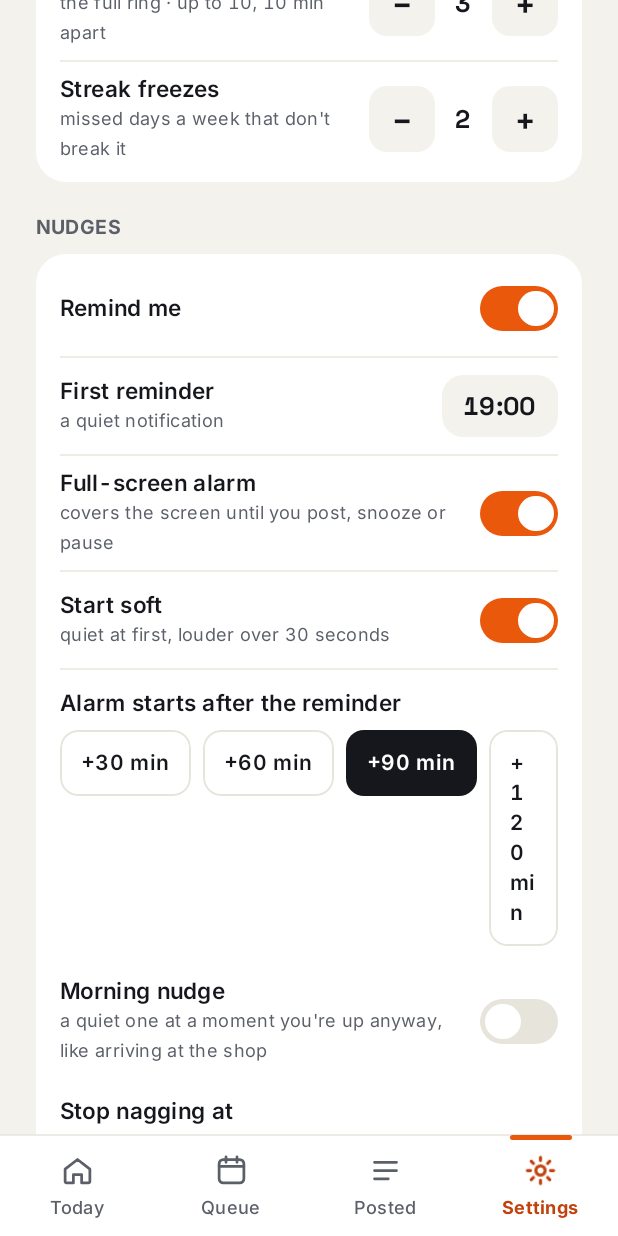
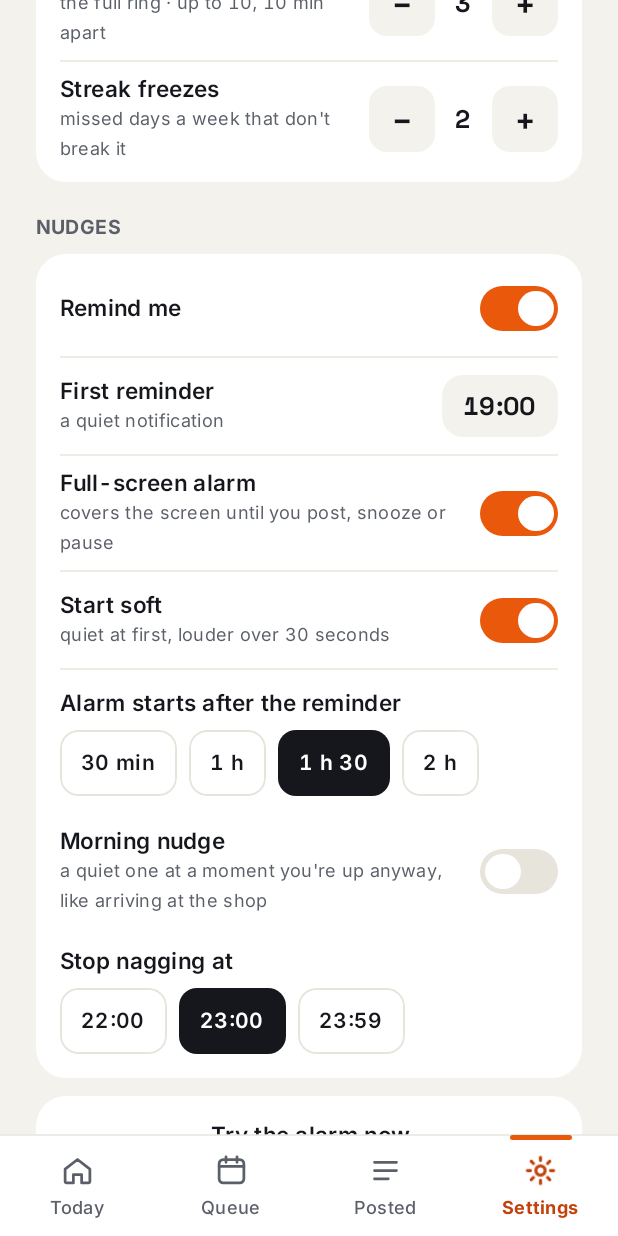
Before and after one commit to techmare/midox-poster, an Android app built with Jetpack Compose: the screen it shows after launch (MainActivity), item 4 of the bottom bar chosen, scrolled down 529 dp, on a phone screen of 412 x 824 dp. Run offline under Robolectric (Android 15) with nearby library versions, the phone set to English and light mode, and no system bars; pictures from the network do not load.

Commit message:
Fixes from the first Screen check
One I posted it after opening Facebook; even dropdown cards with Edit; light status
icons on Done; the alarm covers the whole screen; chips wrap; empty queue days;
Start a streak instead of 0 days.

Co-Authored-By: Claude Opus 5.5 <noreply@anthropic.com>
Claude-Session: https://claude.ai/code/session_01UYe6fnesiguEw3Yb5NUaV3

```diff
--- a/app/src/main/java/ma/midoxshop/poster/AlarmActivity.kt
+++ b/app/src/main/java/ma/midoxshop/poster/AlarmActivity.kt
@@ -12,6 +12,7 @@ import android.view.WindowManager
 import androidx.activity.ComponentActivity
 import androidx.activity.OnBackPressedCallback
 import androidx.activity.compose.setContent
+import androidx.activity.enableEdgeToEdge
 import androidx.compose.animation.core.LinearEasing
 import androidx.compose.animation.core.RepeatMode
 import androidx.compose.animation.core.animateFloat
@@ -73,6 +74,10 @@ class AlarmActivity : ComponentActivity() {
     private var vibrator: Vibrator? = null
 
     override fun onCreate(savedInstanceState: Bundle?) {
+        enableEdgeToEdge(
+            statusBarStyle = androidx.activity.SystemBarStyle.dark(android.graphics.Color.TRANSPARENT),
+            navigationBarStyle = androidx.activity.SystemBarStyle.dark(android.graphics.Color.TRANSPARENT)
+        )
         super.onCreate(savedInstanceState)
         if (Build.VERSION.SDK_INT >= 27) { setShowWhenLocked(true); setTurnScreenOn(true) }
         @Suppress("DEPRECATION")
--- a/app/src/main/java/ma/midoxshop/poster/ui/Tabs.kt
+++ b/app/src/main/java/ma/midoxshop/poster/ui/Tabs.kt
@@ -108,7 +108,7 @@ fun QueueScreen(data: Data, onPost: (Item) -> Unit) {
             LazyColumn(contentPadding = PaddingValues(bottom = 24.dp), modifier = Modifier.fillMaxSize()) {
                 item {
                     val ready = list.count { it.pics.isNotEmpty() }
-                    Section((if (s == 0) "Today" else Days.weekday(day) + " " + Days.dayOfMonth(day)) + " · $ready of ${list.size} ready")
+                    Section((if (s == 0) "Today" else Days.weekday(day) + " " + Days.dayOfMonth(day)) + if (list.isEmpty()) "" else " · $ready of ${list.size} ready")
                 }
                 if (data.items == null) item { SetupCard(data) }
                 else if (list.isEmpty()) item {
@@ -140,7 +140,7 @@ fun QueueScreen(data: Data, onPost: (Item) -> Unit) {
                         }
                     }
                 }
-                item {
+                if (list.isNotEmpty()) item {
                     Text(
                         "Swap to put another product in. Tap one to post it now.",
                         fontSize = 13.sp, color = C.muted, modifier = Modifier.padding(start = 24.dp, end = 24.dp, top = 12.dp).enter(list.size)
@@ -304,7 +304,7 @@ fun SettingsScreen(data: Data) {
             AnimatedVisibility(Store.loud(ctx), enter = expandVertically(tween(Motion.SCREEN, easing = Motion.EaseOut)) + fadeIn(), exit = shrinkVertically(tween(Motion.QUICK)) + fadeOut()) {
                 Column {
                     SettingRow("Start soft", "quiet at first, louder over 30 seconds", divider = true) { Toggle(Store.soft(ctx)) { Store.setSoft(ctx, it) } }
-                    ChipRow("Alarm starts after the reminder", listOf(30, 60, 90, 120).map { "+$it min" to it }, Store.alarmAfter(ctx)) { Store.setAlarmAfter(ctx, it); reschedule() }
+                    ChipRow("Alarm starts after the reminder", listOf(30, 60, 90, 120).map { (if (it < 60) "$it min" else if (it % 60 == 0) "${it / 60} h" else "${it / 60} h ${it % 60}") to it }, Store.alarmAfter(ctx)) { Store.setAlarmAfter(ctx, it); reschedule() }
                 }
             }
             SettingRow("Morning nudge", "a quiet one at a moment you're up anyway, like arriving at the shop", divider = Store.morningAt(ctx) != null) {
@@ -367,10 +367,13 @@ private fun SettingRow(title: String, sub: String?, divider: Boolean = false, ri
     }
 }
 
+@OptIn(androidx.compose.foundation.layout.ExperimentalLayoutApi::class)
 @Composable
 private fun ChipRow(title: String, options: List<Pair<String, Int>>, value: Int, onPick: (Int) -> Unit) {
     Column(Modifier.padding(vertical = 12.dp), verticalArrangement = Arrangement.spacedBy(8.dp)) {
         Text(title, fontSize = 15.sp, fontWeight = FontWeight.SemiBold, color = C.ink)
-        Row(horizontalArrangement = Arrangement.spacedBy(8.dp)) { options.forEach { (l, v) -> Chip(l, v == value) { onPick(v) } } }
+        androidx.compose.foundation.layout.FlowRow(horizontalArrangement = Arrangement.spacedBy(8.dp), verticalArrangement = Arrangement.spacedBy(8.dp)) {
+            options.forEach { (l, v) -> Chip(l, v == value) { onPick(v) } }
+        }
     }
 }
--- a/app/src/main/java/ma/midoxshop/poster/ui/Today.kt
+++ b/app/src/main/java/ma/midoxshop/poster/ui/Today.kt
@@ -97,8 +97,11 @@ fun TodayScreen(data: Data, onStart: () -> Unit, onPost: (Item) -> Unit, onQueue
                     verticalAlignment = Alignment.CenterVertically, horizontalArrangement = Arrangement.spacedBy(6.dp)
                 ) {
                     Icon(Icons.Flame, C.accentText, 16.dp)
-                    Rolling("${streak.days}", 14.sp, C.ink, Body, FontWeight.SemiBold)
-                    Text(if (streak.days == 1) "day" else "days", fontSize = 14.sp, fontWeight = FontWeight.SemiBold, color = C.ink)
+                    if (streak.days == 0) Text("Start a streak", fontSize = 14.sp, fontWeight = FontWeight.SemiBold, color = C.ink)
+                    else {
+                        Rolling("${streak.days}", 14.sp, C.ink, Body, FontWeight.SemiBold)
+                        Text(if (streak.days == 1) "day" else "days", fontSize = 14.sp, fontWeight = FontWeight.SemiBold, color = C.ink)
+                    }
                 }
             }
         }
```
Also changed, not shown: app/src/main/java/ma/midoxshop/poster/ui/Post.kt (+15 -8 lines), app/src/main/java/ma/midoxshop/poster/ui/Theme.kt (+13 -0 lines).
